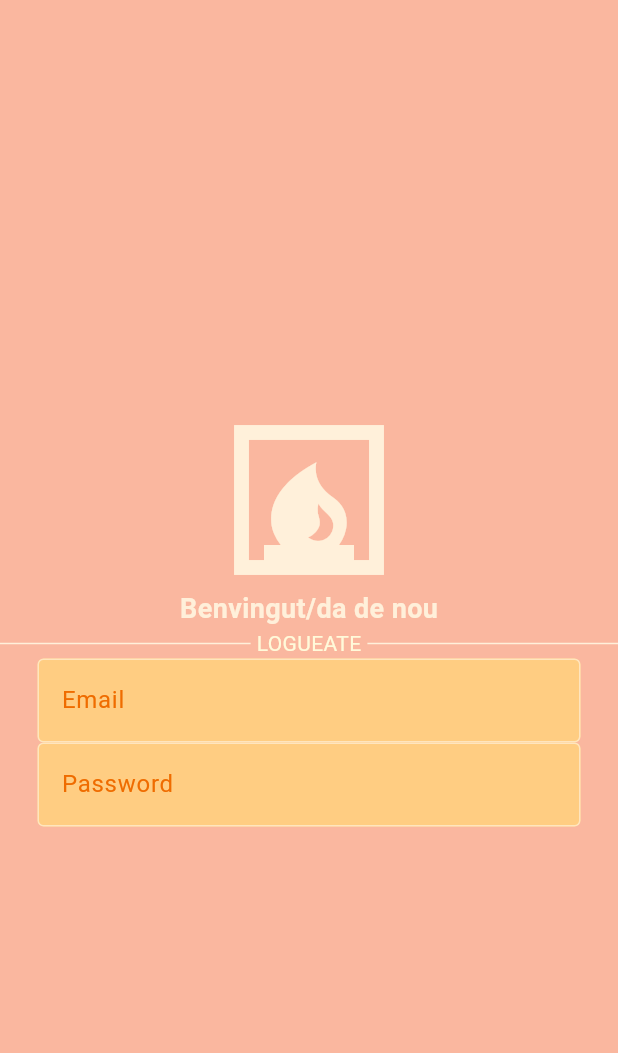
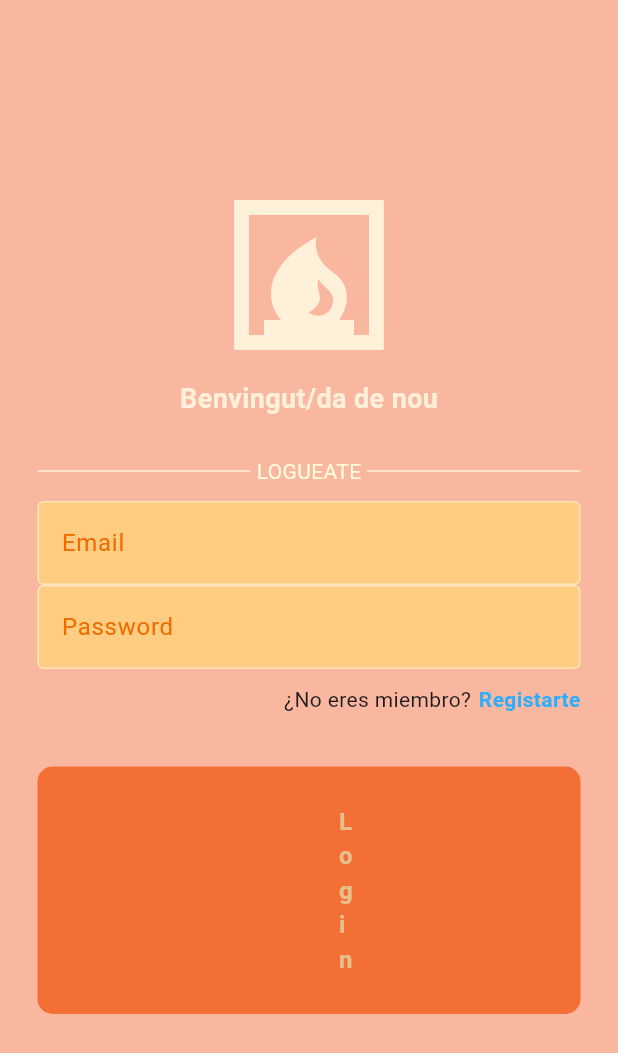
Before and after one commit to adriipereez/flutter_firebase, a Flutter app: the screen it shows after launch, on a phone screen of 412 x 824 dp. Shown: the top 1053 px of the screen. Run offline on Flutter 3.47's test engine with Material 3 defaults, Android fonts, the phone set to English and light mode, and no system bars.

Commit message:
UI Login hecha

```diff
--- /dev/null
+++ b/lib/componentes/boton_auth.dart
@@ -0,0 +1,26 @@
+import 'package:flutter/material.dart';
+
+class BotonAuth extends StatelessWidget {
+  const BotonAuth({super.key});
+
+  @override
+  Widget build(BuildContext context) {
+    return Container(
+      padding: const EdgeInsets.symmetric(horizontal: 200, vertical: 25),
+      margin: EdgeInsets.all(25),
+      child: const Text(
+        "Login",
+        style: TextStyle(
+          color: Color.fromARGB(255, 230, 193, 139),
+          fontWeight: FontWeight.bold,
+          fontSize: 16,
+          letterSpacing: 2,
+        ),
+      ),
+      decoration: BoxDecoration(
+        borderRadius: BorderRadius.circular(10),
+        color: Color.fromARGB(255, 244, 111, 54),
+      ),
+    );
+  }
+}
--- a/lib/paginas/pagina_login.dart
+++ b/lib/paginas/pagina_login.dart
@@ -1,4 +1,5 @@
 import 'package:flutter/material.dart';
+import 'package:flutter_firebase/componentes/boton_auth.dart';
 import 'package:flutter_firebase/componentes/textfield_auth.dart';
 
 class Paginalogin extends StatefulWidget {
@@ -28,6 +29,7 @@
              size: 120,
              color: Color.fromARGB(255, 255, 240, 218 ),
             ),
+            const SizedBox(height: 10,),
             //FRASE
             const Text(
               "Benvingut/da de nou",
@@ -37,8 +39,11 @@
                 fontWeight: FontWeight.bold,
               ),
             ),
+            const SizedBox(height: 25,),
             //Text divisori
-            const Row(
+            const Padding(
+              padding: EdgeInsets.symmetric(horizontal: 25),
+              child: Row(
                 children: [
                   Expanded(
                     child: Divider(
@@ -61,13 +66,35 @@
                   ),
                 ],
               ),
+            ),
+            const SizedBox(height: 10,),
             //TextField Email
             TextFieldAuth(controller: controllerEmail, obscureText: false, hintText: "Email"),
             //TextField Password
             TextFieldAuth(controller: controllerContrasena, obscureText: true, hintText: "Password"),
+            const SizedBox(height: 10,),
             //No estas registrado
-
+            Padding(
+              padding: const EdgeInsets.symmetric(horizontal: 25),
+              child: Row(
+                mainAxisAlignment: MainAxisAlignment.end,
+                children: [
+                  Text("¿No eres miembro?"),
+                  SizedBox(width: 5,),
+                  GestureDetector(
+                    onTap: (){},
+                    child: const Text("Registarte",
+                    style: TextStyle(
+                      fontWeight: FontWeight.bold,
+                      color: Color.fromARGB(255, 44, 174, 255),
+                    ),),
+                  ),
+                ],
+              ),
+            ),
+            const SizedBox(height: 10,),
             //Boton login
+            const BotonAuth(),
           ],
         ),
       ),
```
Lines whose indentation alone changed are shown as unchanged.
